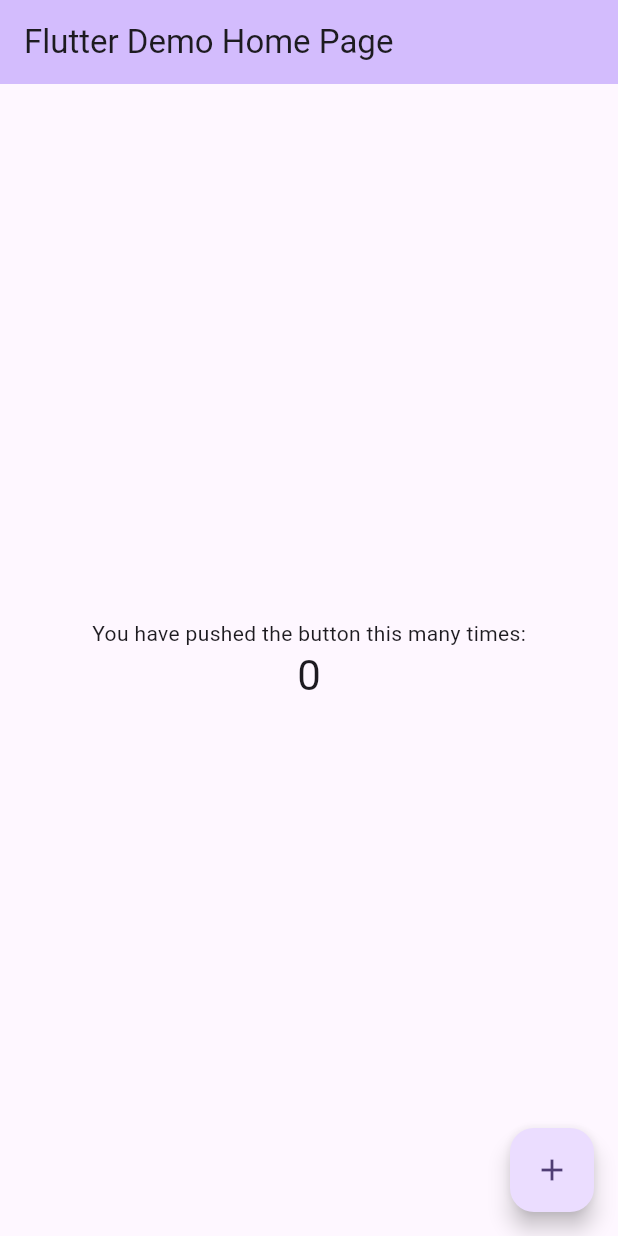
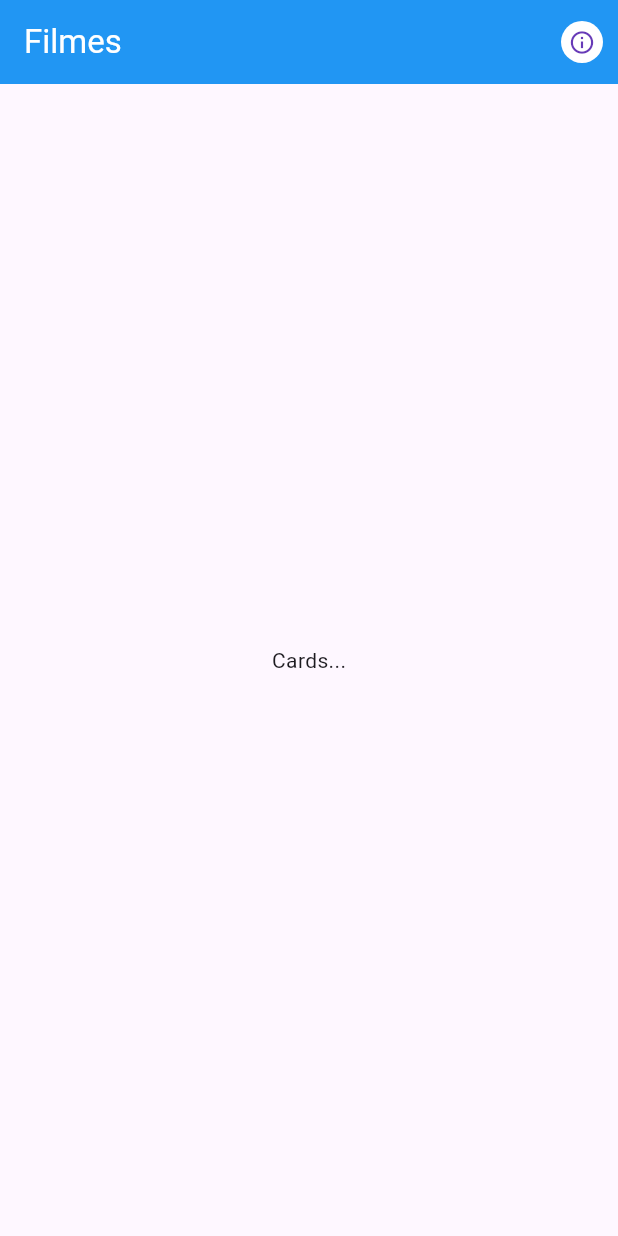
Before and after one commit to jotaven/movie-manager-app, a Flutter app: the screen it shows after launch, on a phone screen of 412 x 824 dp. Run offline on Flutter 3.47's test engine with Material 3 defaults, Android fonts, the phone set to English and light mode, and no system bars.

```diff
--- a/movie_manager/lib/main.dart
+++ b/movie_manager/lib/main.dart
@@ -7,116 +7,76 @@ void main() {
 class MyApp extends StatelessWidget {
   const MyApp({super.key});
 
-  // This widget is the root of your application.
   @override
   Widget build(BuildContext context) {
     return MaterialApp(
-      title: 'Flutter Demo',
-      theme: ThemeData(
-        // This is the theme of your application.
-        //
-        // TRY THIS: Try running your application with "flutter run". You'll see
-        // the application has a purple toolbar. Then, without quitting the app,
-        // try changing the seedColor in the colorScheme below to Colors.green
-        // and then invoke "hot reload" (save your changes or press the "hot
-        // reload" button in a Flutter-supported IDE, or press "r" if you used
-        // the command line to start the app).
-        //
-        // Notice that the counter didn't reset back to zero; the application
-        // state is not lost during the reload. To reset the state, use hot
-        // restart instead.
-        //
-        // This works for code too, not just values: Most code changes can be
-        // tested with just a hot reload.
-        colorScheme: ColorScheme.fromSeed(seedColor: Colors.deepPurple),
-      ),
-      home: const MyHomePage(title: 'Flutter Demo Home Page'),
+      title: 'Filmes',
+      home: const FilmesPage(),
     );
   }
 }
 
-class MyHomePage extends StatefulWidget {
-  const MyHomePage({super.key, required this.title});
+class FilmesPage extends StatelessWidget {
+  const FilmesPage({super.key});
 
-  // This widget is the home page of your application. It is stateful, meaning
-  // that it has a State object (defined below) that contains fields that affect
-  // how it looks.
-
-  // This class is the configuration for the state. It holds the values (in this
-  // case the title) provided by the parent (in this case the App widget) and
-  // used by the build method of the State. Fields in a Widget subclass are
-  // always marked "final".
-
-  final String title;
-
-  @override
-  State<MyHomePage> createState() => _MyHomePageState();
-}
-
-class _MyHomePageState extends State<MyHomePage> {
-  int _counter = 0;
-
-  void _incrementCounter() {
-    setState(() {
-      // This call to setState tells the Flutter framework that something has
-      // changed in this State, which causes it to rerun the build method below
-      // so that the display can reflect the updated values. If we changed
-      // _counter without calling setState(), then the build method would not be
-      // called again, and so nothing would appear to happen.
-      _counter++;
-    });
+  void _showEquipeModal(BuildContext context) {
+    showModalBottomSheet(
+      context: context,
+      shape: const RoundedRectangleBorder(
+        borderRadius: BorderRadius.vertical(top: Radius.circular(20)),
+      ),
+      builder: (context) {
+        return Padding(
+          padding: const EdgeInsets.fromLTRB(24, 24, 24, 16),
+          child: Column(
+            mainAxisSize: MainAxisSize.min,
+            crossAxisAlignment: CrossAxisAlignment.start,
+            children: [
+              const Text(
+                'Equipe:',
+                style: TextStyle(fontSize: 20, fontWeight: FontWeight.bold),
+              ),
+              const SizedBox(height: 8),
+              const Text('Gustavo Targino'),
+              const Text('João Pedro Soares'),
+              const Text('João Victor Nunes'),
+              const Text('Luiz Filipe'),
+              const SizedBox(height: 24),
+              Align(
+                alignment: Alignment.bottomRight,
+                child: ElevatedButton(
+                  onPressed: () => Navigator.pop(context),
+                  child: const Text('Ok'),
+                ),
+              ),
+            ],
+          ),
+        );
+      },
+    );
   }
 
   @override
   Widget build(BuildContext context) {
-    // This method is rerun every time setState is called, for instance as done
-    // by the _incrementCounter method above.
-    //
-    // The Flutter framework has been optimized to make rerunning build methods
-    // fast, so that you can just rebuild anything that needs updating rather
-    // than having to individually change instances of widgets.
     return Scaffold(
       appBar: AppBar(
-        // TRY THIS: Try changing the color here to a specific color (to
-        // Colors.amber, perhaps?) and trigger a hot reload to see the AppBar
-        // change color while the other colors stay the same.
-        backgroundColor: Theme.of(context).colorScheme.inversePrimary,
-        // Here we take the value from the MyHomePage object that was created by
-        // the App.build method, and use it to set our appbar title.
-        title: Text(widget.title),
+        backgroundColor: Colors.blue,
+        title: const Text('Filmes', style: TextStyle(color: Colors.white)),
+        actions: [
+          IconButton(
+            icon: const CircleAvatar(
+              radius: 14,
+              backgroundColor: Colors.white,
+              child: Icon(Icons.info_outline, size: 18, color: Colors.deepPurple),
+            ),
+            onPressed: () => _showEquipeModal(context),
+            tooltip: 'Sobre a equipe',
+          ),
+        ],
       ),
-      body: Center(
-        // Center is a layout widget. It takes a single child and positions it
-        // in the middle of the parent.
-        child: Column(
-          // Column is also a layout widget. It takes a list of children and
-          // arranges them vertically. By default, it sizes itself to fit its
-          // children horizontally, and tries to be as tall as its parent.
-          //
-          // Column has various properties to control how it sizes itself and
-          // how it positions its children. Here we use mainAxisAlignment to
-          // center the children vertically; the main axis here is the vertical
-          // axis because Columns are vertical (the cross axis would be
-          // horizontal).
-          //
-          // TRY THIS: Invoke "debug painting" (choose the "Toggle Debug Paint"
-          // action in the IDE, or press "p" in the console), to see the
-          // wireframe for each widget.
-          mainAxisAlignment: MainAxisAlignment.center,
-          children: <Widget>[
-            const Text('You have pushed the button this many times:'),
-            Text(
-              '$_counter',
-              style: Theme.of(context).textTheme.headlineMedium,
-            ),
-          ],
-        ),
+      body: const Center(
+        child: Text('Cards...'),
       ),
-      floatingActionButton: FloatingActionButton(
-        onPressed: _incrementCounter,
-        tooltip: 'Increment',
-        child: const Icon(Icons.add),
-      ), // This trailing comma makes auto-formatting nicer for build methods.
     );
   }
 }
```
